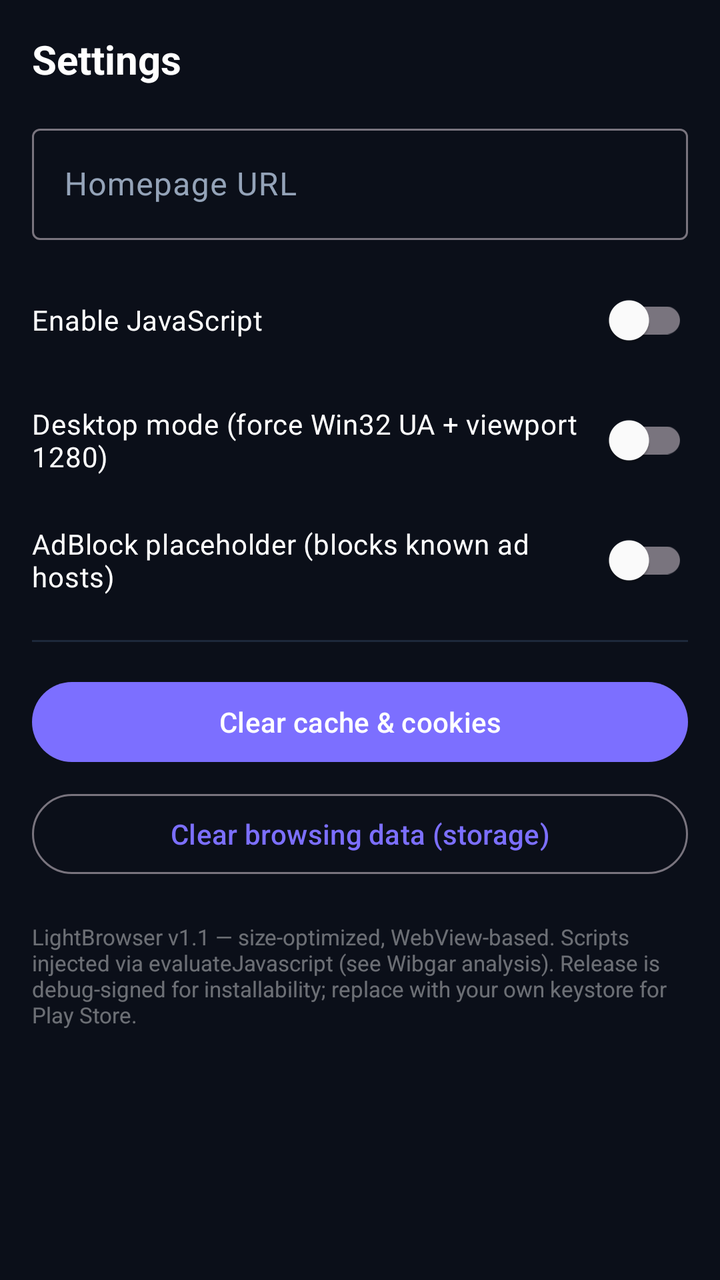
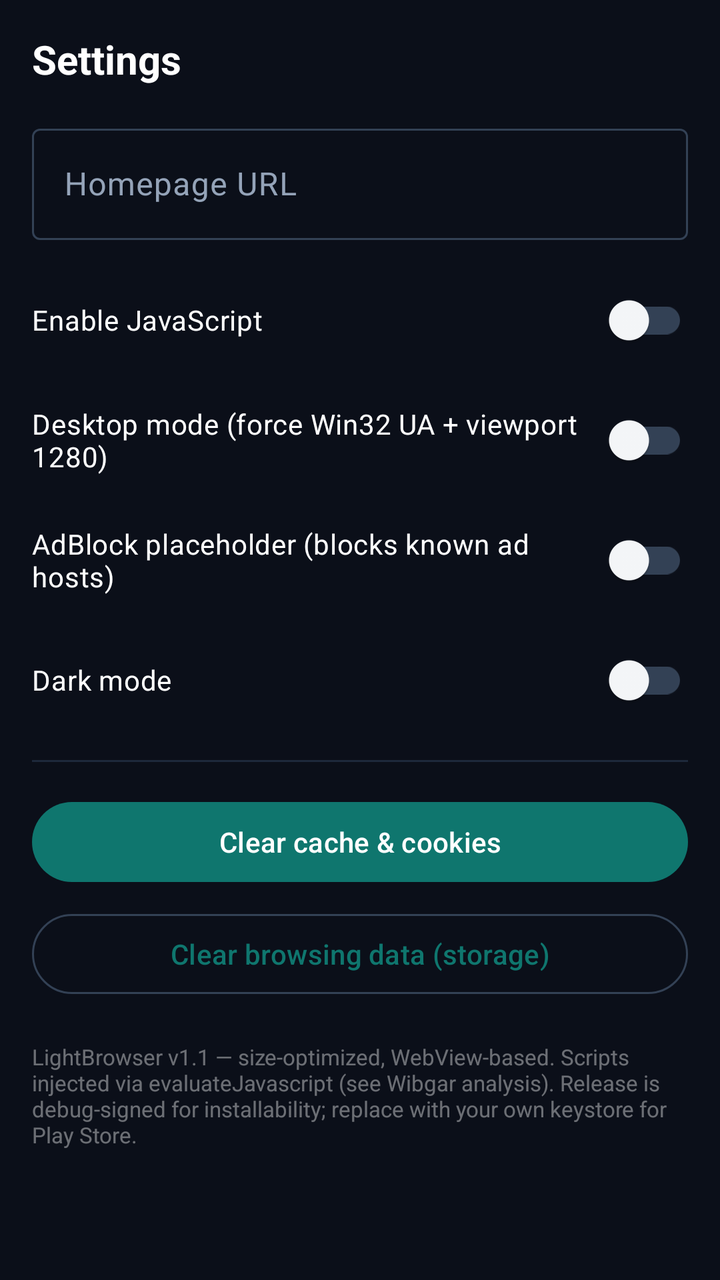

An Android layout rendered at two revisions. The XML below is the earlier revision; the diff shows what the commit changed to produce the second picture.
<!-- AndroidManifest.xml: application theme Theme.LightBrowser -->
<!-- res/layout/fragment_settings.xml -->
<?xml version="1.0" encoding="utf-8"?>
<ScrollView xmlns:android="http://schemas.android.com/apk/res/android"
    android:layout_width="match_parent" android:layout_height="match_parent"
    android:background="@color/bg_dark">

    <LinearLayout android:layout_width="match_parent" android:layout_height="wrap_content"
        android:orientation="vertical" android:padding="16dp">

        <TextView android:layout_width="wrap_content" android:layout_height="wrap_content"
            android:text="Settings" android:textColor="@color/white" android:textSize="20sp" android:textStyle="bold"/>

        <com.google.android.material.textfield.TextInputLayout
            android:layout_width="match_parent" android:layout_height="wrap_content"
            android:layout_marginTop="16dp" style="@style/Widget.Material3.TextInputLayout.OutlinedBox">
            <com.google.android.material.textfield.TextInputEditText android:id="@+id/etHome"
                android:layout_width="match_parent" android:layout_height="wrap_content"
                android:hint="Homepage URL" android:textColor="@color/white" android:inputType="textUri"/>
        </com.google.android.material.textfield.TextInputLayout>

        <com.google.android.material.switchmaterial.SwitchMaterial android:id="@+id/swJs"
            android:layout_width="match_parent" android:layout_height="wrap_content"
            android:layout_marginTop="16dp" android:text="Enable JavaScript" android:textColor="@color/white"/>

        <com.google.android.material.switchmaterial.SwitchMaterial android:id="@+id/swDesktop"
            android:layout_width="match_parent" android:layout_height="wrap_content"
            android:layout_marginTop="12dp" android:text="Desktop mode (force Win32 UA + viewport 1280)" android:textColor="@color/white"/>

        <com.google.android.material.switchmaterial.SwitchMaterial android:id="@+id/swAdblock"
            android:layout_width="match_parent" android:layout_height="wrap_content"
            android:layout_marginTop="12dp" android:text="AdBlock placeholder (blocks known ad hosts)" android:textColor="@color/white"/>

        <View android:layout_width="match_parent" android:layout_height="1dp" android:background="#1E293B" android:layout_marginVertical="16dp"/>

        <com.google.android.material.button.MaterialButton android:id="@+id/btnClearCache"
            android:layout_width="match_parent" android:layout_height="wrap_content" android:text="Clear cache &amp; cookies"/>

        <com.google.android.material.button.MaterialButton android:id="@+id/btnClearHistory"
            android:layout_width="match_parent" android:layout_height="wrap_content" android:text="Clear browsing data (storage)"
            style="@style/Widget.Material3.Button.OutlinedButton" android:layout_marginTop="8dp"/>

        <TextView android:layout_width="match_parent" android:layout_height="wrap_content"
            android:layout_marginTop="20dp" android:textColor="#66FFFFFF" android:textSize="11sp"
            android:text="LightBrowser v1.1 — size-optimized, WebView-based. Scripts injected via evaluateJavascript (see Wibgar analysis). Release is debug-signed for installability; replace with your own keystore for Play Store."/>
    </LinearLayout>
</ScrollView>
<!-- resources referenced by this layout -->
<resources>
  <color name="bg_dark">#0B0F19</color>
  <color name="white">#FFFFFF</color>
  <style name="Theme.LightBrowser" parent="Theme.Material3.DayNight.NoActionBar">
          <item name="colorPrimary">@color/purple_500</item>
          <item name="colorOnPrimary">@color/white</item>
          <item name="colorPrimaryContainer">#2A2D4A</item>
          <item name="colorOnPrimaryContainer">#E2E8F0</item>
          <item name="colorSecondary">#A78BFA</item>
          <item name="colorSecondaryContainer">#1E1B4B</item>
          <item name="colorSurface">@color/surface</item>
          <item name="colorSurfaceVariant">#1E293B</item>
          <item name="colorOnSurface">@color/white</item>
          <item name="colorOnSurfaceVariant">#94A3B8</item>
          <item name="android:statusBarColor">@android:color/transparent</item>
          <item name="android:navigationBarColor">@android:color/transparent</item>
          <item name="android:windowLightStatusBar">false</item>
          <item name="android:windowLightNavigationBar">false</item>
          <item name="bottomNavigationStyle">@style/Widget.LightBrowser.BottomNav</item>
          
          <item name="textAppearanceTitleLarge">@style/TextAppearance.LightBrowser.TitleLarge</item>
          <item name="textAppearanceBodyMedium">@style/TextAppearance.LightBrowser.Body</item>
      </style>
  <color name="purple_500">#7C6FFF</color>
  <color name="surface">#121827</color>
  <style name="Widget.LightBrowser.BottomNav" parent="Widget.Material3.BottomNavigationView">
          <item name="android:background">@color/surface</item>
          <item name="itemIconTint">#E2E8F0</item>
          <item name="itemTextColor">#94A3B8</item>
          <item name="itemActiveIndicatorStyle">@style/Widget.LightBrowser.Indicator</item>
      </style>
  <style name="TextAppearance.LightBrowser.TitleLarge" parent="TextAppearance.Material3.TitleLarge">
          <item name="android:fontFamily">sans-serif</item>
          <item name="android:textColor">@color/white</item>
          <item name="android:letterSpacing">-0.02</item>
      </style>
  <style name="TextAppearance.LightBrowser.Body" parent="TextAppearance.Material3.BodyMedium">
          <item name="android:fontFamily">sans-serif</item>
          <item name="android:textColor">#94A3B8</item>
      </style>
  <style name="Widget.LightBrowser.Indicator" parent="Widget.Material3.BottomNavigationView.ActiveIndicator">
          <item name="android:color">#2A2D4A</item>
          <item name="shapeAppearance">@style/ShapeAppearance.Material3.SmallComponent</item>
      </style>
</resources>

<!-- the commit's change to res/layout/fragment_settings.xml (unified diff, before → after) -->
@@ -29,6 +29,10 @@
             android:layout_width="match_parent" android:layout_height="wrap_content"
             android:layout_marginTop="12dp" android:text="AdBlock placeholder (blocks known ad hosts)" android:textColor="@color/white"/>
 
+        <com.google.android.material.switchmaterial.SwitchMaterial android:id="@+id/swDarkMode"
+            android:layout_width="match_parent" android:layout_height="wrap_content"
+            android:layout_marginTop="12dp" android:text="Dark mode" android:textColor="@color/white"/>
+
         <View android:layout_width="match_parent" android:layout_height="1dp" android:background="#1E293B" android:layout_marginVertical="16dp"/>
 
         <com.google.android.material.button.MaterialButton android:id="@+id/btnClearCache"
<!-- resource entries referenced after the edit -->
@@ -3,16 +3,17 @@
   <color name="bg_dark">#0B0F19</color>
   <color name="white">#FFFFFF</color>
   <style name="Theme.LightBrowser" parent="Theme.Material3.DayNight.NoActionBar">
-          <item name="colorPrimary">@color/purple_500</item>
+          <item name="colorPrimary">@color/teal_700</item>
           <item name="colorOnPrimary">@color/white</item>
-          <item name="colorPrimaryContainer">#2A2D4A</item>
-          <item name="colorOnPrimaryContainer">#E2E8F0</item>
-          <item name="colorSecondary">#A78BFA</item>
-          <item name="colorSecondaryContainer">#1E1B4B</item>
+          <item name="colorPrimaryContainer">@color/teal_200</item>
+          <item name="colorOnPrimaryContainer">@color/black</item>
+          <item name="colorSecondary">@color/teal_200</item>
+          <item name="colorSecondaryContainer">@color/teal_700</item>
           <item name="colorSurface">@color/surface</item>
-          <item name="colorSurfaceVariant">#1E293B</item>
-          <item name="colorOnSurface">@color/white</item>
-          <item name="colorOnSurfaceVariant">#94A3B8</item>
+          <item name="colorSurfaceVariant">@color/surfaceVariant</item>
+          <item name="colorOnSurface">@color/onSurface</item>
+          <item name="colorOnSurfaceVariant">@color/onSurfaceVariant</item>
+          <item name="colorOutline">@color/outline</item>
           <item name="android:statusBarColor">@android:color/transparent</item>
           <item name="android:navigationBarColor">@android:color/transparent</item>
           <item name="android:windowLightStatusBar">false</item>
@@ -22,25 +23,31 @@
           <item name="textAppearanceTitleLarge">@style/TextAppearance.LightBrowser.TitleLarge</item>
           <item name="textAppearanceBodyMedium">@style/TextAppearance.LightBrowser.Body</item>
       </style>
-  <color name="purple_500">#7C6FFF</color>
+  <color name="teal_700">#0F766E</color>
+  <color name="teal_200">#5EEAD4</color>
+  <color name="black">#000000</color>
   <color name="surface">#121827</color>
+  <color name="surfaceVariant">#1E293B</color>
+  <color name="onSurface">#F8FAFC</color>
+  <color name="onSurfaceVariant">#94A3B8</color>
+  <color name="outline">#334155</color>
   <style name="Widget.LightBrowser.BottomNav" parent="Widget.Material3.BottomNavigationView">
           <item name="android:background">@color/surface</item>
-          <item name="itemIconTint">#E2E8F0</item>
-          <item name="itemTextColor">#94A3B8</item>
+          <item name="itemIconTint">@color/bottom_nav_colors</item>
+          <item name="itemTextColor">@color/bottom_nav_colors</item>
           <item name="itemActiveIndicatorStyle">@style/Widget.LightBrowser.Indicator</item>
       </style>
   <style name="TextAppearance.LightBrowser.TitleLarge" parent="TextAppearance.Material3.TitleLarge">
           <item name="android:fontFamily">sans-serif</item>
-          <item name="android:textColor">@color/white</item>
+          <item name="android:textColor">@color/onSurface</item>
           <item name="android:letterSpacing">-0.02</item>
       </style>
   <style name="TextAppearance.LightBrowser.Body" parent="TextAppearance.Material3.BodyMedium">
           <item name="android:fontFamily">sans-serif</item>
-          <item name="android:textColor">#94A3B8</item>
+          <item name="android:textColor">@color/onSurfaceVariant</item>
       </style>
   <style name="Widget.LightBrowser.Indicator" parent="Widget.Material3.BottomNavigationView.ActiveIndicator">
-          <item name="android:color">#2A2D4A</item>
+          <item name="android:color">@color/teal_200</item>
           <item name="shapeAppearance">@style/ShapeAppearance.Material3.SmallComponent</item>
       </style>
 </resources>
